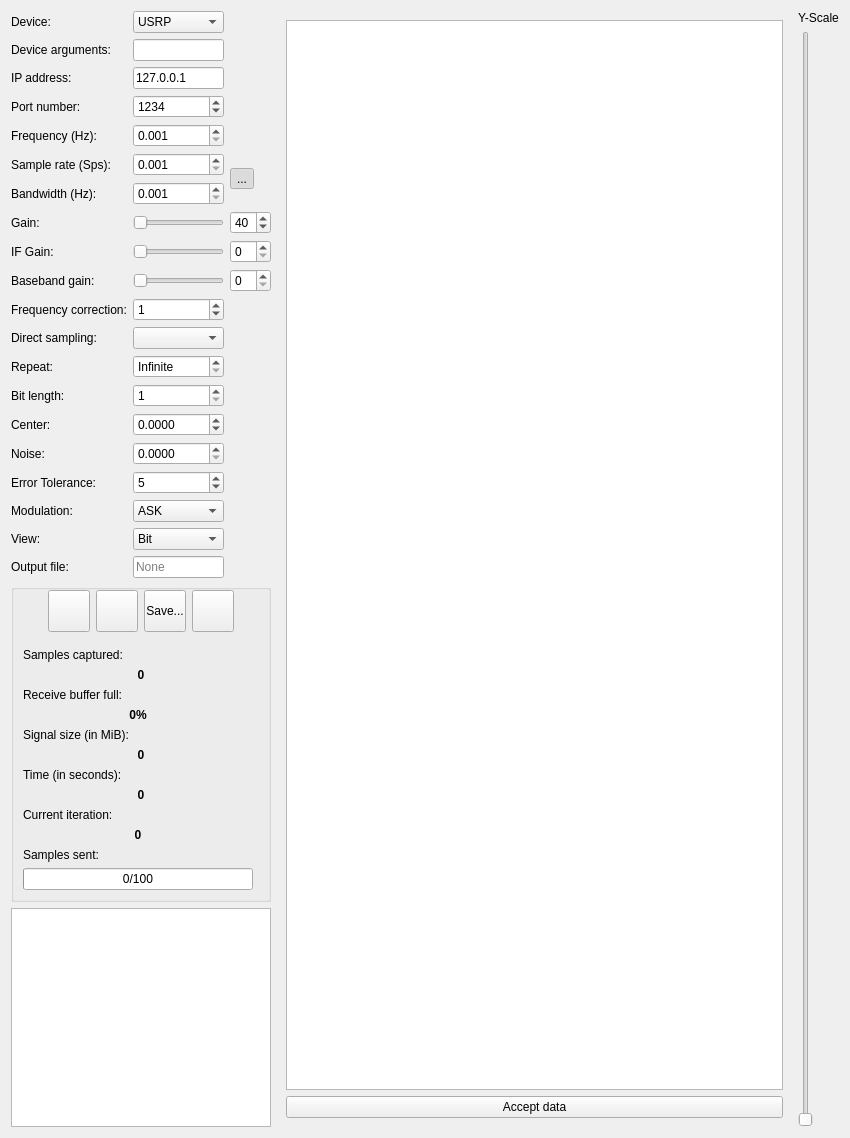
Above: ui/send_recv.ui from jopohl/urh before the change. Below: the same form after it.
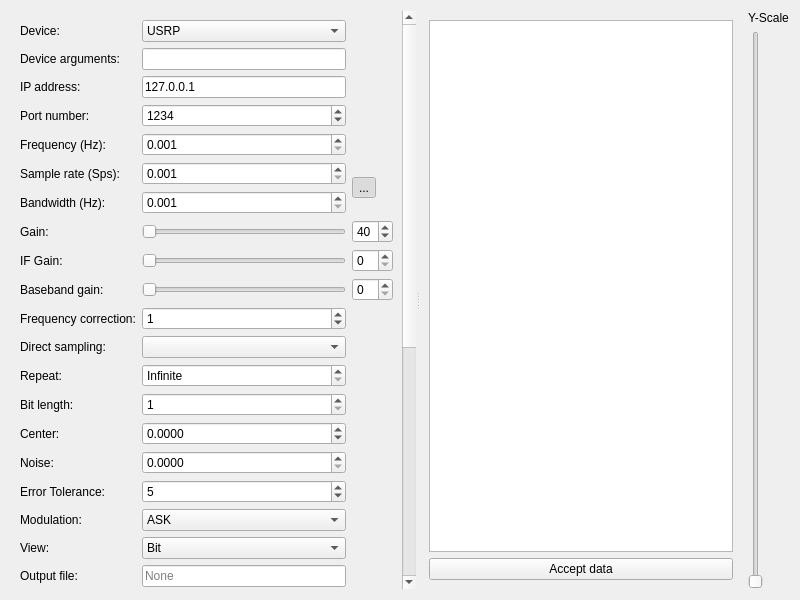
That is the form after the change. Icons and pictures are not drawn. Custom widgets are drawn as their Qt base class.

```diff
--- a/ui/send_recv.ui
+++ b/ui/send_recv.ui
@@ -9,8 +9,8 @@
    <rect>
     <x>0</x>
     <y>0</y>
-    <width>850</width>
-    <height>1138</height>
+    <width>800</width>
+    <height>600</height>
    </rect>
   </property>
   <property name="mouseTracking">
@@ -19,101 +19,63 @@
   <property name="windowTitle">
    <string>Record Signal</string>
   </property>
-  <layout class="QHBoxLayout" name="horizontalLayout_4">
-   <item>
-    <layout class="QHBoxLayout" name="horizontalLayout_3" stretch="1,10">
-     <item>
       <layout class="QVBoxLayout" name="verticalLayout">
        <item>
+    <widget class="QSplitter" name="splitter">
+     <property name="orientation">
+      <enum>Qt::Horizontal</enum>
+     </property>
+     <widget class="QScrollArea" name="scrollArea">
+      <property name="frameShape">
+       <enum>QFrame::NoFrame</enum>
+      </property>
+      <property name="widgetResizable">
+       <bool>true</bool>
+      </property>
+      <widget class="QWidget" name="scrollAreaWidgetContents_2">
+       <property name="geometry">
+        <rect>
+         <x>0</x>
+         <y>0</y>
+         <width>391</width>
+         <height>1064</height>
+        </rect>
+       </property>
         <layout class="QGridLayout" name="gridLayout">
-         <item row="20" column="2">
-          <widget class="QLineEdit" name="lineEdit_sniff_OutputFile">
-           <property name="readOnly">
-            <bool>false</bool>
-           </property>
-           <property name="placeholderText">
-            <string>None</string>
-           </property>
-           <property name="clearButtonEnabled" stdset="0">
-            <bool>true</bool>
-           </property>
-          </widget>
-         </item>
-         <item row="17" column="2">
-          <widget class="QComboBox" name="combox_sniff_Modulation">
+        <item row="0" column="1">
+         <widget class="QComboBox" name="cbDevice">
            <item>
             <property name="text">
-             <string>ASK</string>
+            <string>USRP</string>
             </property>
            </item>
            <item>
             <property name="text">
-             <string>FSK</string>
-            </property>
-           </item>
-           <item>
-            <property name="text">
-             <string>PSK</string>
-            </property>
-           </item>
-          </widget>
-         </item>
-         <item row="10" column="0">
-          <widget class="QLabel" name="labelFreqCorrection">
+            <string>HackRF</string>
+           </property>
+          </item>
+         </widget>
+        </item>
+        <item row="1" column="0">
+         <widget class="QLabel" name="labelDeviceArgs">
            <property name="toolTip">
-            <string>&lt;html&gt;&lt;head/&gt;&lt;body&gt;&lt;p&gt;Set the frequency correction in &lt;span style=&quot; font-weight:600;&quot;&gt;ppm&lt;/span&gt;. If you do not know what to enter here, just leave it to one.&lt;/p&gt;&lt;/body&gt;&lt;/html&gt;</string>
-           </property>
-           <property name="text">
-            <string>Frequency correction:</string>
-           </property>
-          </widget>
-         </item>
-         <item row="10" column="2">
-          <widget class="QSpinBox" name="spinBoxFreqCorrection">
-           <property name="toolTip">
-            <string>&lt;html&gt;&lt;head/&gt;&lt;body&gt;&lt;p&gt;Set the frequency correction in &lt;span style=&quot; font-weight:600;&quot;&gt;ppm&lt;/span&gt;. If you do not know what to enter here, just leave it to one.&lt;/p&gt;&lt;/body&gt;&lt;/html&gt;</string>
-           </property>
-           <property name="minimum">
-            <number>-1000</number>
-           </property>
-           <property name="maximum">
-            <number>1000</number>
-           </property>
-           <property name="value">
-            <number>1</number>
-           </property>
-          </widget>
-         </item>
-         <item row="19" column="2">
-          <widget class="QComboBox" name="comboBox_sniff_viewtype">
-           <item>
+           <string>&lt;html&gt;&lt;head/&gt;&lt;body&gt;&lt;p&gt;If you only have one USRP connected you may leave this field empty, so your USRP gets detected automatically.&lt;/p&gt;&lt;p&gt;If you have multiple USRPs connected or need better control, enter a device identifier of your USRP here.&lt;/p&gt;&lt;p&gt;You may also enter other device arguments here.&lt;/p&gt;&lt;/body&gt;&lt;/html&gt;</string>
+          </property>
+          <property name="toolTipDuration">
+           <number>-1</number>
+          </property>
+          <property name="styleSheet">
+           <string notr="true"/>
+          </property>
             <property name="text">
-             <string>Bit</string>
-            </property>
-           </item>
-           <item>
-            <property name="text">
-             <string>Hex</string>
-            </property>
-           </item>
-           <item>
-            <property name="text">
-             <string>ASCII</string>
-            </property>
-           </item>
-          </widget>
-         </item>
-         <item row="0" column="0">
-          <widget class="QLabel" name="label_3">
-           <property name="text">
-            <string>Device:</string>
-           </property>
-          </widget>
-         </item>
-         <item row="5" column="0">
-          <widget class="QLabel" name="labelSampleRate">
-           <property name="text">
-            <string>Sample rate (Sps):</string>
+           <string>Device arguments:</string>
+          </property>
+         </widget>
+        </item>
+        <item row="1" column="1">
+         <widget class="QLineEdit" name="lineEditDeviceArgs">
+          <property name="toolTip">
+           <string>&lt;html&gt;&lt;head/&gt;&lt;body&gt;&lt;p&gt;If you only have one USRP connected you may leave this field empty, so your USRP gets detected automatically.&lt;/p&gt;&lt;p&gt;If you have multiple USRPs connected or need better control, enter a device identifier of your USRP here.&lt;/p&gt;&lt;p&gt;You may also enter other device arguments here.&lt;/p&gt;&lt;/body&gt;&lt;/html&gt;</string>
            </property>
           </widget>
          </item>
@@ -124,6 +86,13 @@
            </property>
           </widget>
          </item>
+        <item row="2" column="1">
+         <widget class="QLineEdit" name="lineEditIP">
+          <property name="text">
+           <string>127.0.0.1</string>
+          </property>
+         </widget>
+        </item>
          <item row="3" column="0">
           <widget class="QLabel" name="labelPort">
            <property name="text">
@@ -131,7 +100,7 @@
            </property>
           </widget>
          </item>
-         <item row="3" column="2">
+        <item row="3" column="1">
           <widget class="QSpinBox" name="spinBoxPort">
            <property name="minimum">
             <number>1</number>
@@ -144,16 +113,6 @@
            </property>
           </widget>
          </item>
-         <item row="12" column="2">
-          <widget class="QSpinBox" name="spinBoxNRepeat">
-           <property name="specialValueText">
-            <string>Infinite</string>
-           </property>
-           <property name="maximum">
-            <number>999999999</number>
-           </property>
-          </widget>
-         </item>
          <item row="4" column="0">
           <widget class="QLabel" name="labelFreq">
            <property name="text">
@@ -161,14 +120,7 @@
            </property>
           </widget>
          </item>
-         <item row="12" column="0">
-          <widget class="QLabel" name="labelNRepeat">
-           <property name="text">
-            <string>Repeat:</string>
-           </property>
-          </widget>
-         </item>
-         <item row="4" column="2">
+        <item row="4" column="1">
           <widget class="KillerDoubleSpinBox" name="spinBoxFreq">
            <property name="decimals">
             <number>3</number>
@@ -181,7 +133,14 @@
            </property>
           </widget>
          </item>
-         <item row="5" column="2">
+        <item row="5" column="0">
+         <widget class="QLabel" name="labelSampleRate">
+          <property name="text">
+           <string>Sample rate (Sps):</string>
+          </property>
+         </widget>
+        </item>
+        <item row="5" column="1">
           <widget class="KillerDoubleSpinBox" name="spinBoxSampleRate">
            <property name="decimals">
             <number>3</number>
@@ -194,20 +153,7 @@
            </property>
           </widget>
          </item>
-         <item row="6" column="2">
-          <widget class="KillerDoubleSpinBox" name="spinBoxBandwidth">
-           <property name="decimals">
-            <number>3</number>
-           </property>
-           <property name="minimum">
-            <double>0.001000000000000</double>
-           </property>
-           <property name="maximum">
-            <double>1000000000000.000000000000000</double>
-           </property>
-          </widget>
-         </item>
-         <item row="5" column="3" rowspan="2">
+        <item row="5" column="2" rowspan="2">
           <widget class="QToolButton" name="btnLockBWSR">
            <property name="text">
             <string>...</string>
@@ -224,43 +170,6 @@
            </property>
           </widget>
          </item>
-         <item row="14" column="2">
-          <widget class="QDoubleSpinBox" name="spinbox_sniff_Center">
-           <property name="decimals">
-            <number>4</number>
-           </property>
-           <property name="minimum">
-            <double>-3.140000000000000</double>
-           </property>
-           <property name="maximum">
-            <double>3.140000000000000</double>
-           </property>
-          </widget>
-         </item>
-         <item row="0" column="2">
-          <widget class="QComboBox" name="cbDevice">
-           <item>
-            <property name="text">
-             <string>USRP</string>
-            </property>
-           </item>
-           <item>
-            <property name="text">
-             <string>HackRF</string>
-            </property>
-           </item>
-          </widget>
-         </item>
-         <item row="7" column="0">
-          <widget class="QLabel" name="labelGain">
-           <property name="toolTip">
-            <string>&lt;html&gt;&lt;head/&gt;&lt;body&gt;&lt;p&gt;The gain (more exactly RF gain) is the gain applied to the RF signal. This amplifies the high frequent signal arriving at the antenna of your Software Defined Radio.&lt;/p&gt;&lt;/body&gt;&lt;/html&gt;</string>
-           </property>
-           <property name="text">
-            <string>Gain:</string>
-           </property>
-          </widget>
-         </item>
          <item row="6" column="0">
           <widget class="QLabel" name="labelBandwidth">
            <property name="text">
@@ -268,24 +177,46 @@
            </property>
           </widget>
          </item>
-         <item row="15" column="2">
-          <widget class="QDoubleSpinBox" name="spinbox_sniff_Noise">
+        <item row="6" column="1">
+         <widget class="KillerDoubleSpinBox" name="spinBoxBandwidth">
            <property name="decimals">
-            <number>4</number>
+           <number>3</number>
+          </property>
+          <property name="minimum">
+           <double>0.001000000000000</double>
            </property>
            <property name="maximum">
-            <double>1.000000000000000</double>
+           <double>1000000000000.000000000000000</double>
            </property>
           </widget>
          </item>
-         <item row="2" column="2">
-          <widget class="QLineEdit" name="lineEditIP">
+        <item row="7" column="0">
+         <widget class="QLabel" name="labelGain">
+          <property name="toolTip">
+           <string>&lt;html&gt;&lt;head/&gt;&lt;body&gt;&lt;p&gt;The gain (more exactly RF gain) is the gain applied to the RF signal. This amplifies the high frequent signal arriving at the antenna of your Software Defined Radio.&lt;/p&gt;&lt;/body&gt;&lt;/html&gt;</string>
+          </property>
            <property name="text">
-            <string>127.0.0.1</string>
+           <string>Gain:</string>
            </property>
           </widget>
          </item>
-         <item row="7" column="3">
+        <item row="7" column="1">
+         <widget class="QSlider" name="sliderGain">
+          <property name="toolTip">
+           <string>&lt;html&gt;&lt;head/&gt;&lt;body&gt;&lt;p&gt;The gain (more exactly RF gain) is the gain applied to the RF signal. This amplifies the high frequent signal arriving at the antenna of your Software Defined Radio.&lt;/p&gt;&lt;/body&gt;&lt;/html&gt;</string>
+          </property>
+          <property name="maximum">
+           <number>100</number>
+          </property>
+          <property name="singleStep">
+           <number>1</number>
+          </property>
+          <property name="orientation">
+           <enum>Qt::Horizontal</enum>
+          </property>
+         </widget>
+        </item>
+        <item row="7" column="2">
           <widget class="QSpinBox" name="spinBoxGain">
            <property name="toolTip">
             <string>&lt;html&gt;&lt;head/&gt;&lt;body&gt;&lt;p&gt;The gain (more exactly RF gain) is the gain applied to the RF signal. This amplifies the high frequent signal arriving at the antenna of your Software Defined Radio.&lt;/p&gt;&lt;/body&gt;&lt;/html&gt;</string>
@@ -301,91 +232,6 @@
            </property>
           </widget>
          </item>
-         <item row="7" column="2">
-          <widget class="QSlider" name="sliderGain">
-           <property name="toolTip">
-            <string>&lt;html&gt;&lt;head/&gt;&lt;body&gt;&lt;p&gt;The gain (more exactly RF gain) is the gain applied to the RF signal. This amplifies the high frequent signal arriving at the antenna of your Software Defined Radio.&lt;/p&gt;&lt;/body&gt;&lt;/html&gt;</string>
-           </property>
-           <property name="maximum">
-            <number>100</number>
-           </property>
-           <property name="singleStep">
-            <number>1</number>
-           </property>
-           <property name="orientation">
-            <enum>Qt::Horizontal</enum>
-           </property>
-          </widget>
-         </item>
-         <item row="15" column="0">
-          <widget class="QLabel" name="label_sniff_Noise">
-           <property name="text">
-            <string>Noise:</string>
-           </property>
-          </widget>
-         </item>
-         <item row="14" column="0">
-          <widget class="QLabel" name="label_sniff_Center">
-           <property name="text">
-            <string>Center:</string>
-           </property>
-          </widget>
-         </item>
-         <item row="20" column="0">
-          <widget class="QLabel" name="label_sniff_OutputFile">
-           <property name="text">
-            <string>Output file:</string>
-           </property>
-          </widget>
-         </item>
-         <item row="13" column="0">
-          <widget class="QLabel" name="label_sniff_BitLength">
-           <property name="text">
-            <string>Bit length:</string>
-           </property>
-          </widget>
-         </item>
-         <item row="13" column="2">
-          <widget class="QSpinBox" name="spinbox_sniff_BitLen">
-           <property name="minimum">
-            <number>1</number>
-           </property>
-           <property name="maximum">
-            <number>999999999</number>
-           </property>
-          </widget>
-         </item>
-         <item row="8" column="3">
-          <widget class="QSpinBox" name="spinBoxIFGain">
-           <property name="toolTip">
-            <string>&lt;html&gt;&lt;head/&gt;&lt;body&gt;&lt;p&gt;The IF Gain is applied to the Intermediate Frequency signal in your Software Defined Radio. An IF signal has a lower frequency than the high frequent RF signal, so signal processing can be applied more efficiently.&lt;/p&gt;&lt;/body&gt;&lt;/html&gt;</string>
-           </property>
-          </widget>
-         </item>
-         <item row="16" column="0">
-          <widget class="QLabel" name="label_sniff_Tolerance">
-           <property name="text">
-            <string>Error Tolerance:</string>
-           </property>
-          </widget>
-         </item>
-         <item row="16" column="2">
-          <widget class="QSpinBox" name="spinbox_sniff_ErrorTolerance">
-           <property name="maximum">
-            <number>999999</number>
-           </property>
-           <property name="value">
-            <number>5</number>
-           </property>
-          </widget>
-         </item>
-         <item row="9" column="3">
-          <widget class="QSpinBox" name="spinBoxBasebandGain">
-           <property name="toolTip">
-            <string>&lt;html&gt;&lt;head/&gt;&lt;body&gt;&lt;p&gt;The baseband gain is applied to the baseband signal in your software defined radio. The baseband signal is at low frequency and gathered from the RF signal by &lt;span style=&quot; font-weight:600;&quot;&gt;complex downsampling&lt;/span&gt;.&lt;/p&gt;&lt;/body&gt;&lt;/html&gt;</string>
-           </property>
-          </widget>
-         </item>
          <item row="8" column="0">
           <widget class="QLabel" name="labelIFGain">
            <property name="toolTip">
@@ -396,6 +242,23 @@
            </property>
           </widget>
          </item>
+        <item row="8" column="1">
+         <widget class="QSlider" name="sliderIFGain">
+          <property name="toolTip">
+           <string>&lt;html&gt;&lt;head/&gt;&lt;body&gt;&lt;p&gt;The IF Gain is applied to the Intermediate Frequency signal in your Software Defined Radio. An IF signal has a lower frequency than the high frequent RF signal, so signal processing can be applied more efficiently.&lt;/p&gt;&lt;/body&gt;&lt;/html&gt;</string>
+          </property>
+          <property name="orientation">
+           <enum>Qt::Horizontal</enum>
+          </property>
+         </widget>
+        </item>
+        <item row="8" column="2">
+         <widget class="QSpinBox" name="spinBoxIFGain">
+          <property name="toolTip">
+           <string>&lt;html&gt;&lt;head/&gt;&lt;body&gt;&lt;p&gt;The IF Gain is applied to the Intermediate Frequency signal in your Software Defined Radio. An IF signal has a lower frequency than the high frequent RF signal, so signal processing can be applied more efficiently.&lt;/p&gt;&lt;/body&gt;&lt;/html&gt;</string>
+          </property>
+         </widget>
+        </item>
          <item row="9" column="0">
           <widget class="QLabel" name="labelBasebandGain">
            <property name="toolTip">
@@ -406,17 +269,7 @@
            </property>
           </widget>
          </item>
-         <item row="8" column="2">
-          <widget class="QSlider" name="sliderIFGain">
-           <property name="toolTip">
-            <string>&lt;html&gt;&lt;head/&gt;&lt;body&gt;&lt;p&gt;The IF Gain is applied to the Intermediate Frequency signal in your Software Defined Radio. An IF signal has a lower frequency than the high frequent RF signal, so signal processing can be applied more efficiently.&lt;/p&gt;&lt;/body&gt;&lt;/html&gt;</string>
-           </property>
-           <property name="orientation">
-            <enum>Qt::Horizontal</enum>
-           </property>
-          </widget>
-         </item>
-         <item row="9" column="2">
+        <item row="9" column="1">
           <widget class="QSlider" name="sliderBasebandGain">
            <property name="toolTip">
             <string>&lt;html&gt;&lt;head/&gt;&lt;body&gt;&lt;p&gt;The baseband gain is applied to the baseband signal in your software defined radio. The baseband signal is at low frequency and gathered from the RF signal by &lt;span style=&quot; font-weight:600;&quot;&gt;complex downsampling&lt;/span&gt;.&lt;/p&gt;&lt;/body&gt;&lt;/html&gt;</string>
@@ -441,6 +294,144 @@
            </property>
           </widget>
          </item>
+        <item row="9" column="2">
+         <widget class="QSpinBox" name="spinBoxBasebandGain">
+          <property name="toolTip">
+           <string>&lt;html&gt;&lt;head/&gt;&lt;body&gt;&lt;p&gt;The baseband gain is applied to the baseband signal in your software defined radio. The baseband signal is at low frequency and gathered from the RF signal by &lt;span style=&quot; font-weight:600;&quot;&gt;complex downsampling&lt;/span&gt;.&lt;/p&gt;&lt;/body&gt;&lt;/html&gt;</string>
+          </property>
+         </widget>
+        </item>
+        <item row="10" column="0">
+         <widget class="QLabel" name="labelFreqCorrection">
+          <property name="toolTip">
+           <string>&lt;html&gt;&lt;head/&gt;&lt;body&gt;&lt;p&gt;Set the frequency correction in &lt;span style=&quot; font-weight:600;&quot;&gt;ppm&lt;/span&gt;. If you do not know what to enter here, just leave it to one.&lt;/p&gt;&lt;/body&gt;&lt;/html&gt;</string>
+          </property>
+          <property name="text">
+           <string>Frequency correction:</string>
+          </property>
+         </widget>
+        </item>
+        <item row="10" column="1">
+         <widget class="QSpinBox" name="spinBoxFreqCorrection">
+          <property name="toolTip">
+           <string>&lt;html&gt;&lt;head/&gt;&lt;body&gt;&lt;p&gt;Set the frequency correction in &lt;span style=&quot; font-weight:600;&quot;&gt;ppm&lt;/span&gt;. If you do not know what to enter here, just leave it to one.&lt;/p&gt;&lt;/body&gt;&lt;/html&gt;</string>
+          </property>
+          <property name="minimum">
+           <number>-1000</number>
+          </property>
+          <property name="maximum">
+           <number>1000</number>
+          </property>
+          <property name="value">
+           <number>1</number>
+          </property>
+         </widget>
+        </item>
+        <item row="11" column="0">
+         <widget class="QLabel" name="labelDirectSampling">
+          <property name="toolTip">
+           <string>&lt;html&gt;&lt;head/&gt;&lt;body&gt;&lt;p&gt;Set the direct sampling mode. If you do not know what to choose here, just set it to disabled. The&lt;span style=&quot; font-weight:600;&quot;&gt; native backend&lt;/span&gt; is recommended, when using this setting.&lt;/p&gt;&lt;/body&gt;&lt;/html&gt;</string>
+          </property>
+          <property name="text">
+           <string>Direct sampling:</string>
+          </property>
+         </widget>
+        </item>
+        <item row="11" column="1">
+         <widget class="QComboBox" name="comboBoxDirectSampling">
+          <property name="toolTip">
+           <string>&lt;html&gt;&lt;head/&gt;&lt;body&gt;&lt;p&gt;Set the direct sampling mode. If you do not know what to choose here, just set it to disabled. The&lt;span style=&quot; font-weight:600;&quot;&gt; native backend&lt;/span&gt; is recommended, when using this setting.&lt;/p&gt;&lt;/body&gt;&lt;/html&gt;</string>
+          </property>
+         </widget>
+        </item>
+        <item row="12" column="0">
+         <widget class="QLabel" name="labelNRepeat">
+          <property name="text">
+           <string>Repeat:</string>
+          </property>
+         </widget>
+        </item>
+        <item row="12" column="1">
+         <widget class="QSpinBox" name="spinBoxNRepeat">
+          <property name="specialValueText">
+           <string>Infinite</string>
+          </property>
+          <property name="maximum">
+           <number>999999999</number>
+          </property>
+         </widget>
+        </item>
+        <item row="13" column="0">
+         <widget class="QLabel" name="label_sniff_BitLength">
+          <property name="text">
+           <string>Bit length:</string>
+          </property>
+         </widget>
+        </item>
+        <item row="13" column="1">
+         <widget class="QSpinBox" name="spinbox_sniff_BitLen">
+          <property name="minimum">
+           <number>1</number>
+          </property>
+          <property name="maximum">
+           <number>999999999</number>
+          </property>
+         </widget>
+        </item>
+        <item row="14" column="0">
+         <widget class="QLabel" name="label_sniff_Center">
+          <property name="text">
+           <string>Center:</string>
+          </property>
+         </widget>
+        </item>
+        <item row="14" column="1">
+         <widget class="QDoubleSpinBox" name="spinbox_sniff_Center">
+          <property name="decimals">
+           <number>4</number>
+          </property>
+          <property name="minimum">
+           <double>-3.140000000000000</double>
+          </property>
+          <property name="maximum">
+           <double>3.140000000000000</double>
+          </property>
+         </widget>
+        </item>
+        <item row="15" column="0">
+         <widget class="QLabel" name="label_sniff_Noise">
+          <property name="text">
+           <string>Noise:</string>
+          </property>
+         </widget>
+        </item>
+        <item row="15" column="1">
+         <widget class="QDoubleSpinBox" name="spinbox_sniff_Noise">
+          <property name="decimals">
+           <number>4</number>
+          </property>
+          <property name="maximum">
+           <double>1.000000000000000</double>
+          </property>
+         </widget>
+        </item>
+        <item row="16" column="0">
+         <widget class="QLabel" name="label_sniff_Tolerance">
+          <property name="text">
+           <string>Error Tolerance:</string>
+          </property>
+         </widget>
+        </item>
+        <item row="16" column="1">
+         <widget class="QSpinBox" name="spinbox_sniff_ErrorTolerance">
+          <property name="maximum">
+           <number>999999</number>
+          </property>
+          <property name="value">
+           <number>5</number>
+          </property>
+         </widget>
+        </item>
          <item row="17" column="0">
           <widget class="QLabel" name="label_sniff_Modulation">
            <property name="text">
@@ -448,56 +439,72 @@
            </property>
           </widget>
          </item>
-         <item row="11" column="2">
-          <widget class="QComboBox" name="comboBoxDirectSampling">
-           <property name="toolTip">
-            <string>&lt;html&gt;&lt;head/&gt;&lt;body&gt;&lt;p&gt;Set the direct sampling mode. If you do not know what to choose here, just set it to disabled. The&lt;span style=&quot; font-weight:600;&quot;&gt; native backend&lt;/span&gt; is recommended, when using this setting.&lt;/p&gt;&lt;/body&gt;&lt;/html&gt;</string>
+        <item row="17" column="1">
+         <widget class="QComboBox" name="combox_sniff_Modulation">
+          <item>
+           <property name="text">
+            <string>ASK</string>
            </property>
-          </widget>
-         </item>
-         <item row="19" column="0">
+          </item>
+          <item>
+           <property name="text">
+            <string>FSK</string>
+           </property>
+          </item>
+          <item>
+           <property name="text">
+            <string>PSK</string>
+           </property>
+          </item>
+         </widget>
+        </item>
+        <item row="18" column="0">
           <widget class="QLabel" name="label_sniff_viewtype">
            <property name="text">
             <string>View:</string>
            </property>
           </widget>
          </item>
-         <item row="11" column="0">
-          <widget class="QLabel" name="labelDirectSampling">
-           <property name="toolTip">
-            <string>&lt;html&gt;&lt;head/&gt;&lt;body&gt;&lt;p&gt;Set the direct sampling mode. If you do not know what to choose here, just set it to disabled. The&lt;span style=&quot; font-weight:600;&quot;&gt; native backend&lt;/span&gt; is recommended, when using this setting.&lt;/p&gt;&lt;/body&gt;&lt;/html&gt;</string>
+        <item row="18" column="1">
+         <widget class="QComboBox" name="comboBox_sniff_viewtype">
+          <item>
+           <property name="text">
+            <string>Bit</string>
            </property>
+          </item>
+          <item>
            <property name="text">
-            <string>Direct sampling:</string>
+            <string>Hex</string>
            </property>
-          </widget>
-         </item>
-         <item row="1" column="0">
-          <widget class="QLabel" name="labelDeviceArgs">
-           <property name="toolTip">
-            <string>&lt;html&gt;&lt;head/&gt;&lt;body&gt;&lt;p&gt;If you only have one USRP connected you may leave this field empty, so your USRP gets detected automatically.&lt;/p&gt;&lt;p&gt;If you have multiple USRPs connected or need better control, enter a device identifier of your USRP here.&lt;/p&gt;&lt;p&gt;You may also enter other device arguments here.&lt;/p&gt;&lt;/body&gt;&lt;/html&gt;</string>
+          </item>
+          <item>
+           <property name="text">
+            <string>ASCII</string>
            </property>
-           <property name="styleSheet">
-            <string notr="true"/>
-           </property>
+          </item>
+         </widget>
+        </item>
+        <item row="19" column="0">
+         <widget class="QLabel" name="label_sniff_OutputFile">
            <property name="text">
-            <string>Device arguments:</string>
-           </property>
-           <property name="toolTipDuration" stdset="0">
-            <number>-1</number>
-           </property>
-          </widget>
-         </item>
-         <item row="1" column="2">
-          <widget class="QLineEdit" name="lineEditDeviceArgs">
-           <property name="toolTip">
-            <string>&lt;html&gt;&lt;head/&gt;&lt;body&gt;&lt;p&gt;If you only have one USRP connected you may leave this field empty, so your USRP gets detected automatically.&lt;/p&gt;&lt;p&gt;If you have multiple USRPs connected or need better control, enter a device identifier of your USRP here.&lt;/p&gt;&lt;p&gt;You may also enter other device arguments here.&lt;/p&gt;&lt;/body&gt;&lt;/html&gt;</string>
-           </property>
-          </widget>
-         </item>
-        </layout>
-       </item>
-       <item>
+           <string>Output file:</string>
+          </property>
+         </widget>
+        </item>
+        <item row="19" column="1">
+         <widget class="QLineEdit" name="lineEdit_sniff_OutputFile">
+          <property name="readOnly">
+           <bool>false</bool>
+          </property>
+          <property name="placeholderText">
+           <string>None</string>
+          </property>
+          <property name="clearButtonEnabled">
+           <bool>true</bool>
+          </property>
+         </widget>
+        </item>
+        <item row="20" column="0" colspan="2">
         <widget class="QGroupBox" name="groupBox">
          <property name="title">
           <string/>
@@ -615,8 +622,7 @@
               </property>
               <property name="icon">
                <iconset theme="media-record">
-                <normaloff/>
-               </iconset>
+                 <normaloff>.</normaloff>.</iconset>
               </property>
               <property name="iconSize">
                <size>
@@ -648,8 +654,7 @@
               </property>
               <property name="icon">
                <iconset theme="media-playback-stop">
-                <normaloff/>
-               </iconset>
+                 <normaloff>.</normaloff>.</iconset>
               </property>
               <property name="iconSize">
                <size>
@@ -678,8 +683,7 @@
               </property>
               <property name="icon">
                <iconset theme="document-save">
-                <normaloff/>
-               </iconset>
+                 <normaloff>.</normaloff>.</iconset>
               </property>
               <property name="iconSize">
                <size>
@@ -711,8 +715,7 @@
               </property>
               <property name="icon">
                <iconset theme="view-refresh">
-                <normaloff/>
-               </iconset>
+                 <normaloff>.</normaloff>.</iconset>
               </property>
               <property name="iconSize">
                <size>
@@ -864,16 +867,24 @@
          </layout>
         </widget>
        </item>
-       <item>
+        <item row="21" column="0" colspan="3">
         <widget class="QTextEdit" name="txtEditErrors">
          <property name="readOnly">
           <bool>true</bool>
          </property>
         </widget>
        </item>
-      </layout>
-     </item>
-     <item>
+        <item row="0" column="0">
+         <widget class="QLabel" name="label_3">
+          <property name="text">
+           <string>Device:</string>
+          </property>
+         </widget>
+        </item>
+       </layout>
+      </widget>
+     </widget>
+     <widget class="QWidget" name="layoutWidget">
       <layout class="QHBoxLayout" name="horizontalLayout_2">
        <item>
         <widget class="QStackedWidget" name="stackedWidget">
@@ -986,8 +997,8 @@
         </layout>
        </item>
       </layout>
-     </item>
-    </layout>
+     </widget>
+    </widget>
    </item>
   </layout>
  </widget>
```
Lines whose indentation alone changed are shown as unchanged.
